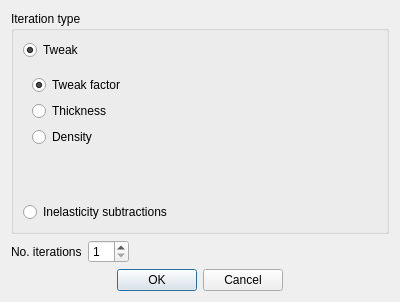
The window that src/gui/widgets/ui_files/iterationDialog.ui (disorderedmaterials/GudPy) describes before a commit, drawn with Qt 5.
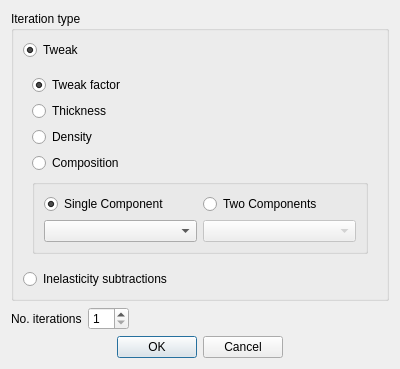
The same window after the commit.

Commit message: Initial UI for Composition Iteration.

The edit to the form file:
```diff
--- a/src/gui/widgets/ui_files/iterationDialog.ui
+++ b/src/gui/widgets/ui_files/iterationDialog.ui
@@ -7,7 +7,7 @@
     <x>0</x>
     <y>0</y>
     <width>400</width>
-    <height>300</height>
+    <height>325</height>
    </rect>
   </property>
   <property name="windowTitle">
@@ -88,17 +88,61 @@
           </widget>
          </item>
          <item>
-          <spacer name="verticalSpacer_2">
-           <property name="orientation">
-            <enum>Qt::Vertical</enum>
+          <widget class="QRadioButton" name="compositionButton">
+           <property name="text">
+            <string>Composition</string>
            </property>
-           <property name="sizeHint" stdset="0">
-            <size>
-             <width>20</width>
-             <height>40</height>
-            </size>
+          </widget>
+         </item>
+         <item>
+          <widget class="QGroupBox" name="compositionIterationGroupBox">
+           <property name="sizePolicy">
+            <sizepolicy hsizetype="Preferred" vsizetype="Expanding">
+             <horstretch>0</horstretch>
+             <verstretch>0</verstretch>
+            </sizepolicy>
            </property>
-          </spacer>
+           <property name="title">
+            <string/>
+           </property>
+           <layout class="QVBoxLayout" name="verticalLayout_4">
+            <item>
+             <layout class="QHBoxLayout" name="horizontalLayout_2">
+              <item>
+               <widget class="QRadioButton" name="singleComponentButton">
+                <property name="text">
+                 <string>Single Component</string>
+                </property>
+                <property name="checked">
+                 <bool>true</bool>
+                </property>
+               </widget>
+              </item>
+              <item>
+               <widget class="QRadioButton" name="twoComponentButton">
+                <property name="text">
+                 <string>Two Components</string>
+                </property>
+               </widget>
+              </item>
+             </layout>
+            </item>
+            <item>
+             <layout class="QHBoxLayout" name="horizontalLayout_3">
+              <item>
+               <widget class="QComboBox" name="componentAComboBox"/>
+              </item>
+              <item>
+               <widget class="QComboBox" name="componentBComboBox">
+                <property name="enabled">
+                 <bool>false</bool>
+                </property>
+               </widget>
+              </item>
+             </layout>
+            </item>
+           </layout>
+          </widget>
          </item>
         </layout>
        </widget>
@@ -119,19 +163,6 @@
         </attribute>
        </widget>
       </item>
-      <item>
-       <spacer name="verticalSpacer">
-        <property name="orientation">
-         <enum>Qt::Vertical</enum>
-        </property>
-        <property name="sizeHint" stdset="0">
-         <size>
-          <width>20</width>
-          <height>40</height>
-         </size>
-        </property>
-       </spacer>
-      </item>
      </layout>
     </widget>
    </item>
@@ -179,19 +210,6 @@
      </property>
     </widget>
    </item>
-   <item>
-    <spacer name="verticalSpacer_3">
-     <property name="orientation">
-      <enum>Qt::Vertical</enum>
-     </property>
-     <property name="sizeHint" stdset="0">
-      <size>
-       <width>20</width>
-       <height>40</height>
-      </size>
-     </property>
-    </spacer>
-   </item>
   </layout>
  </widget>
  <resources/>
```
The commit also changes 2 other files.
